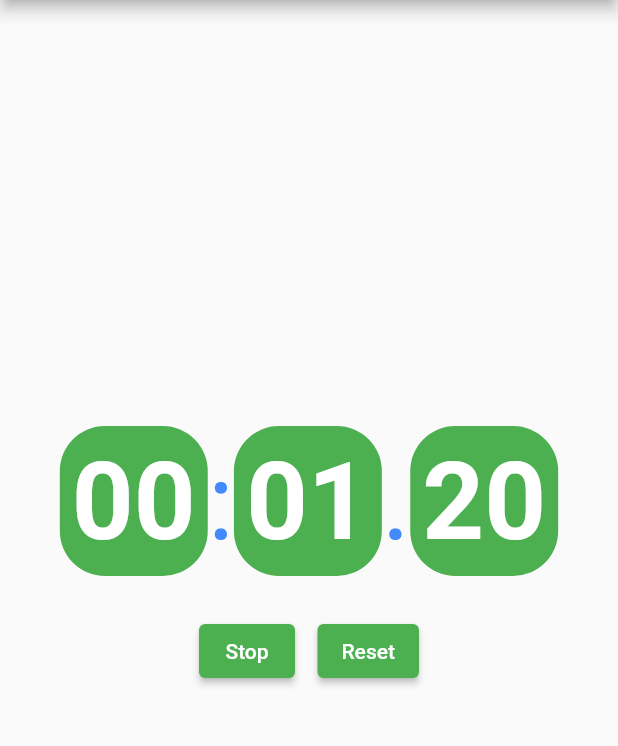
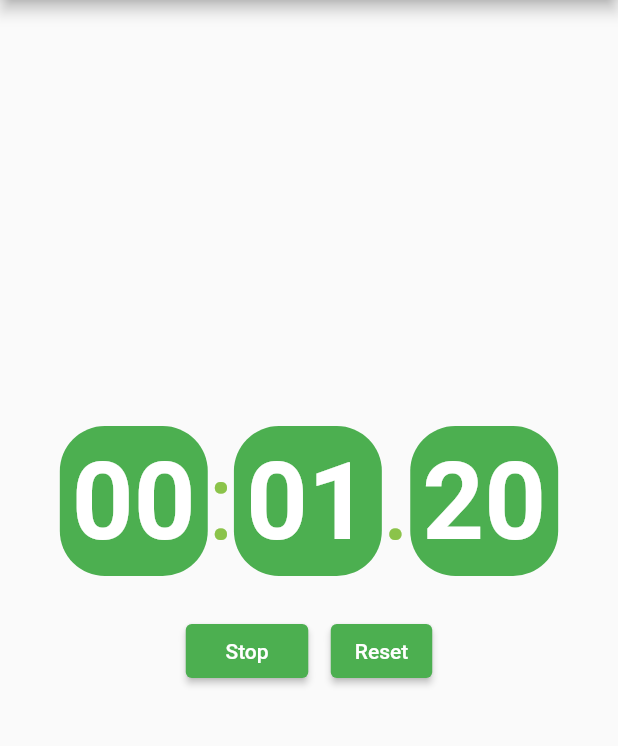
Before and after one commit to therarErifor/training, a Flutter app: the screen it shows after launch, after a tap on "Start", on a phone screen of 412 x 824 dp, the part 84-830 px from its top. Run offline on Flutter 3.47's test engine with Material 2 defaults, Android fonts, the phone set to English and light mode, and no system bars.

Commit message:
redesigned app

```diff
--- a/second_app/lib/main.dart
+++ b/second_app/lib/main.dart
@@ -83,8 +83,10 @@ Widget buildButtons() {
  return isRunning || !isCompleted
   ?Row(
     mainAxisAlignment: MainAxisAlignment.center,
+
     children:[
       ElevatedButton(
+
         onPressed: () {
           if (isRunning) {
             _stopTimer();
@@ -92,7 +94,7 @@ Widget buildButtons() {
             _startTimer();
           }
           },
-        child: Text(isRunning ? 'Stop' : 'Resume'),
+        child: Text(isRunning ? '   Stop   ' : 'Resume'),
       ),
       SizedBox(width: 15, height: 100,),
       ElevatedButton(
@@ -122,15 +124,15 @@ Widget buildButtons() {
     return Row(
       mainAxisAlignment: MainAxisAlignment.center,
       crossAxisAlignment: CrossAxisAlignment.center,
-      children: [
+      children:[
         // buildTimeCard(time: hours, header: 'hours'),
         // const SizedBox(width: 8),
         buildTimeCard(time: minutes),
         Text(':',
-        style: TextStyle(fontSize: 72, color: Colors.blueAccent)),
+        style: TextStyle(fontSize: 72, color: Colors.lightGreen)),
         buildTimeCard(time: seconds),
         Text('.',
-            style: TextStyle(fontSize: 72, color: Colors.blueAccent)),
+            style: TextStyle(fontSize: 72, color: Colors.lightGreen)),
         buildTimeCard(time: milliSeconds.substring(0, 2)),
       ],
     );
```
